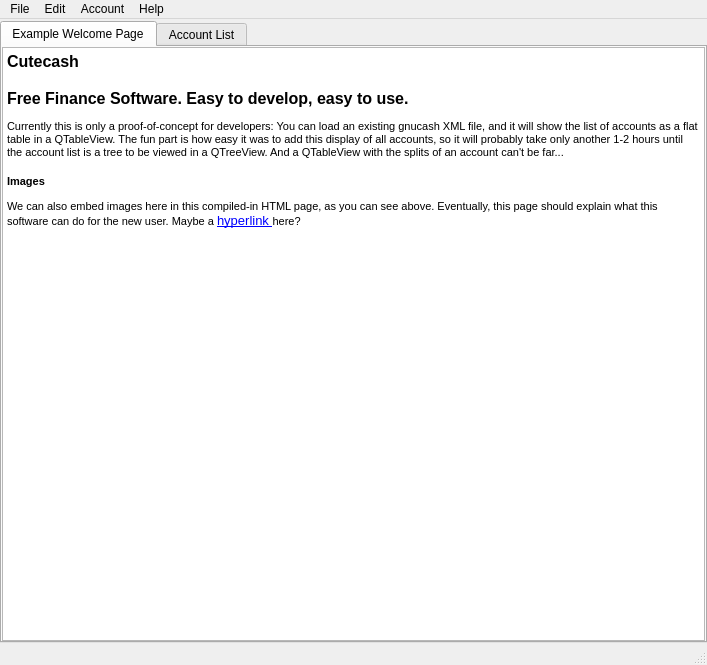
Old version of the form src/gnc/mainwindow.ui in the repository mchochlov/Gnucash.
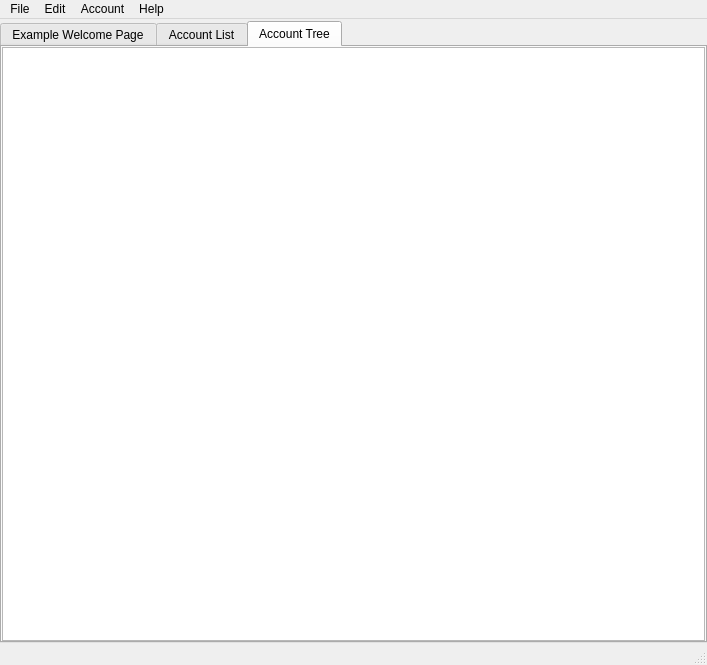
New version of the form. The open tabs and pages were chosen to show the change. Icons and pictures are not drawn.

Commit message: Cutecash: Add a tree view of the accounts.

What changed in the file:
```diff
--- a/src/gnc/mainwindow.ui
+++ b/src/gnc/mainwindow.ui
@@ -53,7 +53,11 @@
 &lt;/style&gt;&lt;/head&gt;&lt;body style=&quot; font-family:'Sans'; font-size:10pt; font-weight:400; font-style:normal;&quot;&gt;
 &lt;p style=&quot; margin-top:18px; margin-bottom:12px; margin-left:0px; margin-right:0px; -qt-block-indent:0; text-indent:0px;&quot;&gt;&lt;span style=&quot; font-family:'MS Shell Dlg 2'; font-size:12pt; font-weight:600;&quot;&gt;Cutecash&lt;/span&gt;&lt;/p&gt;
 &lt;p style=&quot; margin-top:18px; margin-bottom:12px; margin-left:0px; margin-right:0px; -qt-block-indent:0; text-indent:0px;&quot;&gt;&lt;span style=&quot; font-family:'MS Shell Dlg 2'; font-size:12pt; font-weight:600;&quot;&gt;Free Finance Software. Easy to develop, easy to use.&lt;/span&gt;&lt;/p&gt;
-&lt;p style=&quot; margin-top:12px; margin-bottom:12px; margin-left:0px; margin-right:0px; -qt-block-indent:0; text-indent:0px;&quot;&gt;&lt;span style=&quot; font-family:'MS Shell Dlg 2'; font-size:8pt;&quot;&gt;Currently this is only a proof-of-concept for developers: You can load an existing gnucash XML file, and it will show the list of accounts as a flat table in a QTableView. The fun part is how easy it was to add this display of all accounts, so it will probably take only another 1-2 hours until the account list is a tree to be viewed in a QTreeView. And a QTableView with the splits of an account can't be far...&lt;/span&gt;&lt;/p&gt;
+&lt;p style=&quot; margin-top:12px; margin-bottom:12px; margin-left:0px; margin-right:0px; -qt-block-indent:0; text-indent:0px;&quot;&gt;&lt;span style=&quot; font-family:'MS Shell Dlg 2'; font-size:8pt;&quot;&gt;Currently this is just a proof-of-concept for developers:&lt;/span&gt;&lt;/p&gt;
+&lt;ol style=&quot;-qt-list-indent: 1;&quot;&gt;&lt;li style=&quot; margin-top:12px; margin-bottom:0px; margin-left:0px; margin-right:0px; -qt-block-indent:0; text-indent:0px;&quot;&gt;Load an existing gnucash XML file&lt;/li&gt;
+&lt;li style=&quot; margin-top:0px; margin-bottom:0px; margin-left:0px; margin-right:0px; -qt-block-indent:0; text-indent:0px;&quot;&gt;It will show the account tree in a QTreeView&lt;/li&gt;
+&lt;li style=&quot; margin-top:0px; margin-bottom:12px; margin-left:0px; margin-right:0px; -qt-block-indent:0; text-indent:0px;&quot;&gt;Additionally the accounts will be shown in a flat list in a QTableView&lt;/li&gt;&lt;/ol&gt;
+&lt;p style=&quot; margin-top:12px; margin-bottom:12px; margin-left:0px; margin-right:0px; -qt-block-indent:0; text-indent:0px;&quot;&gt;&lt;span style=&quot; font-family:'MS Shell Dlg 2'; font-size:8pt;&quot;&gt;The fun part is how easy it was to add this display of all accounts. And a QTableView with the splits of an account can't be far...&lt;/span&gt;&lt;/p&gt;
 &lt;p style=&quot; margin-top:16px; margin-bottom:12px; margin-left:0px; margin-right:0px; -qt-block-indent:0; text-indent:0px;&quot;&gt;&lt;span style=&quot; font-family:'MS Shell Dlg 2'; font-size:8pt; font-weight:600;&quot;&gt;Images&lt;/span&gt;&lt;/p&gt;
 &lt;p style=&quot; margin-top:12px; margin-bottom:12px; margin-left:0px; margin-right:0px; -qt-block-indent:0; text-indent:0px;&quot;&gt;&lt;img src=&quot;:/pixmaps/gnucash_splash.png&quot; /&gt;&lt;/p&gt;
 &lt;p style=&quot; margin-top:12px; margin-bottom:12px; margin-left:0px; margin-right:0px; -qt-block-indent:0; text-indent:0px;&quot;&gt;&lt;span style=&quot; font-family:'MS Shell Dlg 2'; font-size:8pt;&quot;&gt;We can also embed images here in this compiled-in HTML page, as you can see above. Eventually, this page should explain what this software can do for the new user. Maybe a &lt;/span&gt;&lt;a href=&quot;gnc:test&quot;&gt;&lt;span style=&quot; text-decoration: underline; color:#0000ff;&quot;&gt;hyperlink &lt;/span&gt;&lt;/a&gt;&lt;span style=&quot; font-family:'MS Shell Dlg 2'; font-size:8pt;&quot;&gt;here?&lt;/span&gt;&lt;/p&gt;&lt;/body&gt;&lt;/html&gt;</string>
@@ -78,6 +82,19 @@
         </item>
        </layout>
       </widget>
+      <widget class="QWidget" name="treeViewTab">
+       <attribute name="title">
+        <string>Account Tree</string>
+       </attribute>
+       <layout class="QHBoxLayout" name="horizontalLayout_4">
+        <property name="margin">
+         <number>0</number>
+        </property>
+        <item>
+         <widget class="QTreeView" name="treeView"/>
+        </item>
+       </layout>
+      </widget>
      </widget>
     </item>
    </layout>
```
Left out of the diff: 4 changed lines with no effect on the pictures. The commit also changes 6 other files.
